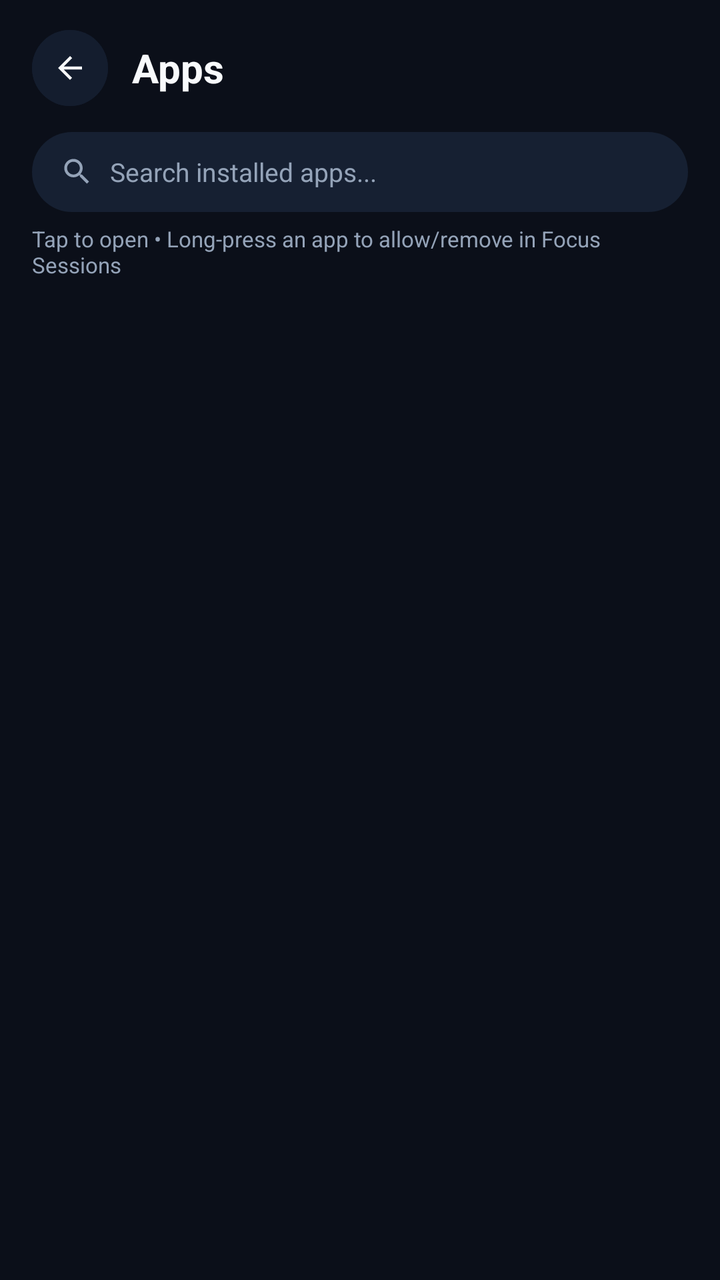
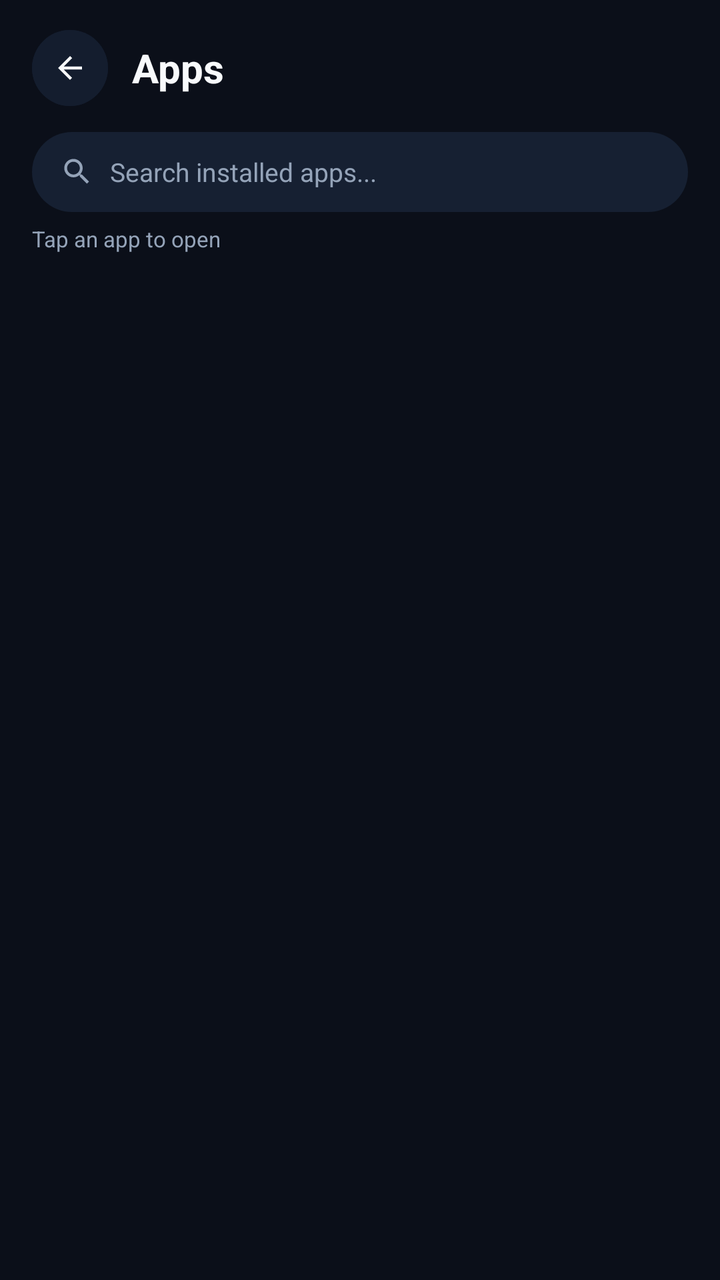

The first picture is an Android layout as it rendered before a commit; the second is the same layout after the commit. The layout source and the unified diff follow.
<!-- AndroidManifest.xml: activity theme Theme.GateFocus -->
<!-- res/layout/activity_apps_drawer.xml -->
<?xml version="1.0" encoding="utf-8"?>
<LinearLayout xmlns:android="http://schemas.android.com/apk/res/android"
    xmlns:app="http://schemas.android.com/apk/res-auto"
    android:layout_width="match_parent"
    android:layout_height="match_parent"
    android:background="@color/background"
    android:orientation="vertical"
    android:paddingHorizontal="16dp"
    android:paddingTop="12dp"
    android:paddingBottom="12dp">

    
    <LinearLayout
        android:layout_width="match_parent"
        android:layout_height="44dp"
        android:gravity="center_vertical"
        android:orientation="horizontal">

        <com.google.android.material.button.MaterialButton
            android:id="@+id/btnAppsBack"
            android:layout_width="38dp"
            android:layout_height="38dp"
            android:backgroundTint="#141D2E"
            android:contentDescription="Back to GateFocus"
            android:insetLeft="0dp"
            android:insetTop="0dp"
            android:insetRight="0dp"
            android:insetBottom="0dp"
            android:padding="0dp"
            app:cornerRadius="19dp"
            app:icon="@drawable/ic_arrow_back"
            app:iconGravity="textStart"
            app:iconPadding="0dp"
            app:iconSize="18dp"
            app:iconTint="@color/text_primary"
            app:strokeWidth="0dp" />

        <TextView
            android:id="@+id/tvAppsTitle"
            android:layout_width="0dp"
            android:layout_height="wrap_content"
            android:layout_marginStart="12dp"
            android:layout_weight="1"
            android:text="Apps"
            android:textColor="@color/text_primary"
            android:textSize="20sp"
            android:textStyle="bold" />

        <TextView
            android:id="@+id/tvAppsModeBadge"
            android:layout_width="wrap_content"
            android:layout_height="wrap_content"
            android:background="@drawable/bg_pill_badge"
            android:paddingHorizontal="10dp"
            android:paddingVertical="4dp"
            android:text="ALL APPS"
            android:textColor="@color/accent_green"
            android:textSize="10sp"
            android:textStyle="bold"
            android:visibility="gone" />
    </LinearLayout>

    
    <LinearLayout
        android:layout_width="match_parent"
        android:layout_height="40dp"
        android:layout_marginTop="10dp"
        android:background="@drawable/bg_search_input"
        android:gravity="center_vertical"
        android:orientation="horizontal"
        android:paddingHorizontal="14dp">

        <ImageView
            android:layout_width="17dp"
            android:layout_height="17dp"
            android:src="@drawable/ic_search"
            app:tint="@color/text_secondary" />

        <EditText
            android:id="@+id/etAppSearch"
            android:layout_width="match_parent"
            android:layout_height="match_parent"
            android:layout_marginStart="8dp"
            android:background="@null"
            android:hint="Search installed apps..."
            android:imeOptions="actionSearch"
            android:inputType="text"
            android:maxLines="1"
            android:textColor="@color/text_primary"
            android:textColorHint="@color/text_secondary"
            android:textSize="13sp" />
    </LinearLayout>

    <TextView
        android:id="@+id/tvAppsHint"
        android:layout_width="match_parent"
        android:layout_height="wrap_content"
        android:layout_marginTop="6dp"
        android:text="Tap to open • Long-press an app to allow/remove in Focus Sessions"
        android:textColor="@color/text_secondary"
        android:textSize="11sp" />

    
    <TextView
        android:id="@+id/tvAppsEmpty"
        android:layout_width="match_parent"
        android:layout_height="wrap_content"
        android:layout_marginTop="48dp"
        android:gravity="center"
        android:text="No matching apps found"
        android:textColor="@color/text_secondary"
        android:textSize="14sp"
        android:visibility="gone" />

    
    <androidx.recyclerview.widget.RecyclerView
        android:id="@+id/rvAppsGrid"
        android:layout_width="match_parent"
        android:layout_height="0dp"
        android:layout_marginTop="8dp"
        android:layout_weight="1"
        android:clipToPadding="false"
        android:paddingBottom="16dp"
        android:scrollbars="vertical" />

</LinearLayout>
<!-- resources referenced by this layout -->
<resources>
  <color name="accent_green">#10B981</color>
  <color name="background">#0B0F19</color>
  <color name="text_primary">#F8FAFC</color>
  <color name="text_secondary">#94A3B8</color>
  <!-- drawable bg_pill_badge (drawable) -->
  <?xml version="1.0" encoding="utf-8"?>
  <shape xmlns:android="http://schemas.android.com/apk/res/android"
      android:shape="rectangle">
      <solid android:color="#2210B981" />
      <corners android:radius="12dp" />
  </shape>
  <!-- drawable bg_search_input (drawable) -->
  <?xml version="1.0" encoding="utf-8"?>
  <shape xmlns:android="http://schemas.android.com/apk/res/android"
      android:shape="rectangle">
      <solid android:color="#162032" />
      <corners android:radius="22dp" />
  </shape>
  <!-- drawable ic_arrow_back (drawable) -->
  <vector xmlns:android="http://schemas.android.com/apk/res/android"
      android:width="20dp"
      android:height="20dp"
      android:viewportWidth="24"
      android:viewportHeight="24"
      android:tint="?attr/colorControlNormal">
      <path
          android:fillColor="@android:color/white"
          android:pathData="M20,11H7.83l5.59,-5.59L12,4l-8,8 8,8 1.41,-1.41L7.83,13H20v-2z" />
  </vector>
  <!-- drawable ic_search (drawable) -->
  <vector xmlns:android="http://schemas.android.com/apk/res/android"
      android:width="18dp"
      android:height="18dp"
      android:viewportWidth="24"
      android:viewportHeight="24"
      android:tint="?attr/colorControlNormal">
      <path
          android:fillColor="@android:color/white"
          android:pathData="M15.5,14h-0.79l-0.28,-0.27C15.41,12.59 16,11.11 16,9.5 16,5.91 13.09,3 9.5,3S3,5.91 3,9.5 5.91,16 9.5,16c1.61,0 3.09,-0.59 4.23,-1.57l0.27,0.28v0.79l5,4.99L20.49,19l-4.99,-5zm-6,0C7.01,14 5,11.99 5,9.5S7.01,5 9.5,5 14,7.01 14,9.5 11.99,14 9.5,14z" />
  </vector>
  <style name="Theme.GateFocus" parent="Theme.Material3.Dark.NoActionBar">
          <item name="android:statusBarColor">@color/background</item>
          <item name="android:windowBackground">@color/background</item>
          <item name="colorPrimary">@color/accent</item>
      </style>
  <color name="accent">#38BDF8</color>
</resources>

<!-- the commit's change to res/layout/activity_apps_drawer.xml (unified diff, before → after) -->
@@ -96,7 +96,7 @@
         android:layout_width="match_parent"
         android:layout_height="wrap_content"
         android:layout_marginTop="6dp"
-        android:text="Tap to open • Long-press an app to allow/remove in Focus Sessions"
+        android:text="Tap an app to open"
         android:textColor="@color/text_secondary"
         android:textSize="11sp" />
 
